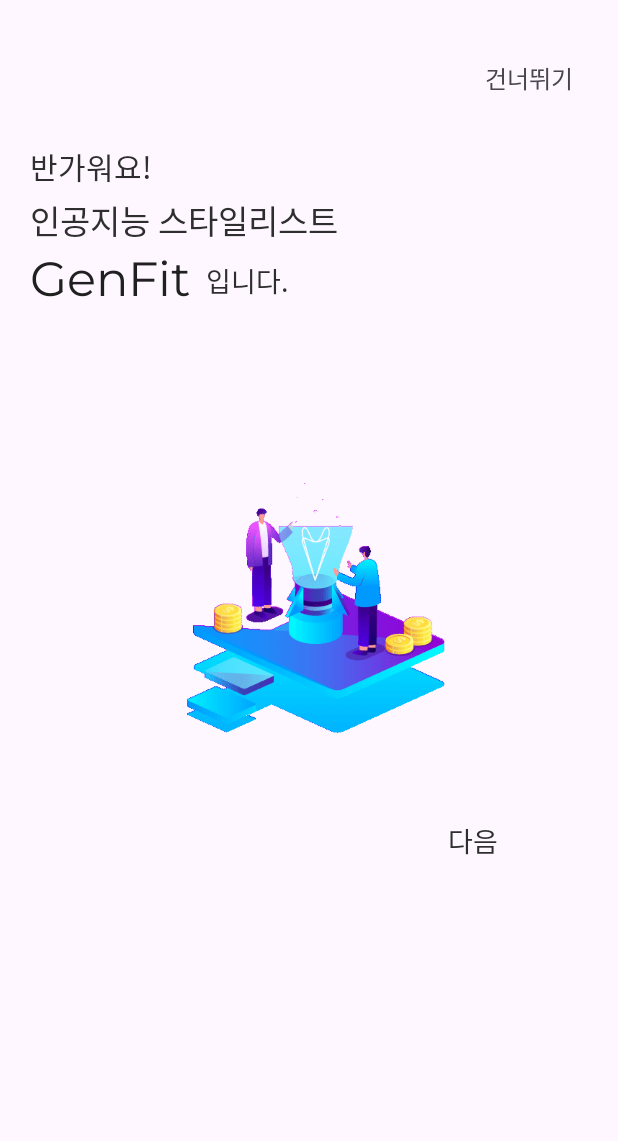
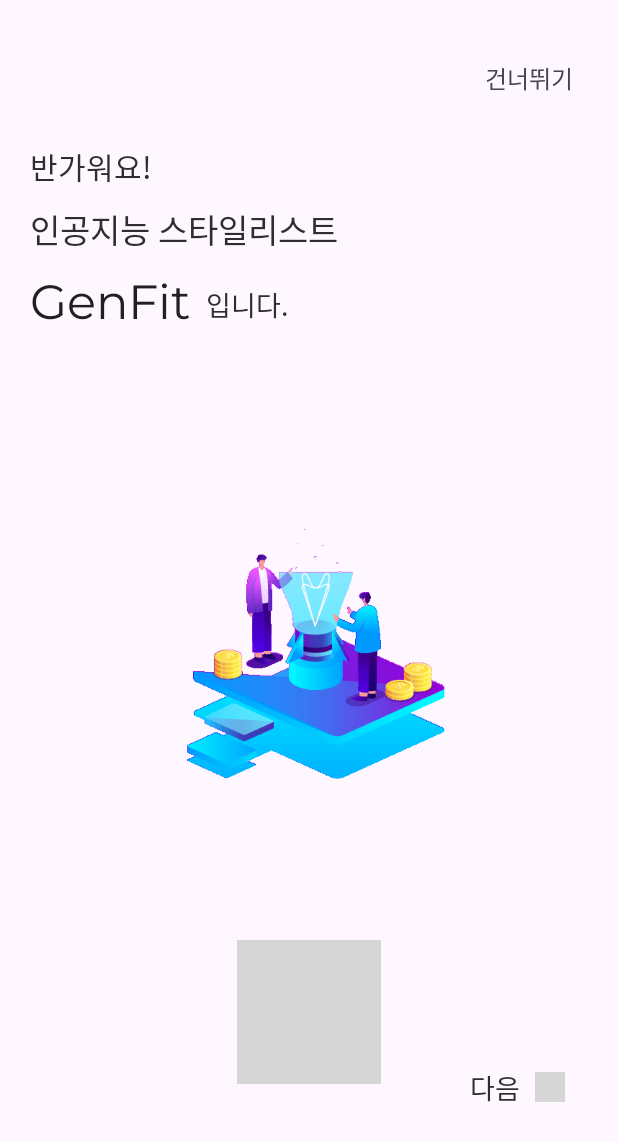
Before and after one commit to wooj1nBot/Genfit, an Android app: the introFirst_Activity screen opened directly, with no data from a screen before it, on a phone screen of 412 x 824 dp. Shown: the top 1141 px of the screen. Run offline under Robolectric (Android 15) with nearby library versions, the phone set to English and light mode, and no system bars; grey boxes are pictures that could not be loaded.

Commit message:
상필 intro

```diff
--- a/app/src/main/res/layout/activity_intro_first.xml
+++ b/app/src/main/res/layout/activity_intro_first.xml
@@ -40,10 +40,10 @@
         android:id="@+id/intro_first_attention2"
         android:layout_width="wrap_content"
         android:layout_height="wrap_content"
+        android:layout_below="@id/intro_first_attention1"
         android:layout_alignParentStart="true"
-        android:layout_alignParentTop="true"
         android:layout_marginStart="20dp"
-        android:layout_marginTop="130dp"
+        android:layout_marginTop="10dp"
         android:fontFamily="@font/pd_light"
         android:gravity="top"
         android:text="인공지능 스타일리스트"
@@ -54,10 +54,11 @@
         android:id="@+id/intro_first_attention3"
         android:layout_width="wrap_content"
         android:layout_height="wrap_content"
+        android:layout_below="@id/intro_first_attention2"
         android:layout_alignParentStart="true"
-        android:layout_alignParentTop="true"
+        android:layout_alignParentTop="false"
         android:layout_marginStart="20dp"
-        android:layout_marginTop="164dp"
+        android:layout_marginTop="10dp"
         android:fontFamily="@font/montserrat_regular"
         android:gravity="top"
         android:lineSpacingExtra="-7sp"
@@ -69,10 +70,11 @@
         android:id="@+id/intro_first_attention4"
         android:layout_width="wrap_content"
         android:layout_height="wrap_content"
+        android:layout_below="@id/intro_first_attention2"
         android:layout_alignParentStart="true"
-        android:layout_alignParentTop="true"
+        android:layout_alignParentTop="false"
         android:layout_marginStart="137dp"
-        android:layout_marginTop="173dp"
+        android:layout_marginTop="20dp"
         android:fontFamily="@font/pd_light"
         android:gravity="top"
         android:text="입니다."
@@ -83,25 +85,54 @@
         android:id="@+id/intro_first_gif"
         android:layout_width="240dp"
         android:layout_height="240dp"
+        android:layout_below="@id/intro_first_attention4"
+        android:layout_alignParentTop="false"
         android:layout_centerHorizontal="true"
-        android:layout_alignParentTop="true"
-        android:layout_marginTop="256dp"
-        android:background="@drawable/intro_image"
-        />
+        android:layout_marginTop="70dp"
+        android:background="@drawable/intro_image" />
 
-    <TextView
+
+    <RelativeLayout
         android:id="@+id/intro_first_next"
         android:layout_width="wrap_content"
         android:layout_height="wrap_content"
         android:layout_alignParentEnd="true"
         android:layout_alignParentBottom="true"
-        android:layout_marginEnd="80dp"
-        android:layout_marginBottom="250dp"
-        android:fontFamily="@font/pd_light"
-        android:gravity="top"
-        android:lineSpacingExtra="-3sp"
-        android:text="다음"
-        android:textColor="#2E2E2E"
-        android:textSize="18sp" />
+        android:layout_marginEnd="15dp"
+        android:clickable="true"
+        android:foreground="?android:attr/selectableItemBackground"
+        android:layout_marginBottom="65dp"
+        android:padding="20dp"
+        android:focusable="true">
+
+
+        <TextView
+            android:id="@+id/intro_first_next_TextView"
+            android:layout_width="wrap_content"
+            android:layout_height="wrap_content"
+            android:fontFamily="@font/pd_light"
+            android:text="다음"
+            android:textColor="#2E2E2E"
+            android:textSize="18sp" />
+
+        <ImageView
+            android:id="@+id/intro_first_next_image"
+            android:layout_width="20dp"
+            android:layout_height="20dp"
+            android:layout_centerVertical="true"
+            android:layout_marginStart="10dp"
+            android:layout_toEndOf="@id/intro_first_next_TextView"
+            android:padding="2dp"
+            app:srcCompat="@drawable/next" />
+    </RelativeLayout>
+
+    <ImageView
+        android:id="@+id/intro_first_next_page1"
+        android:layout_width="wrap_content"
+        android:layout_height="wrap_content"
+        android:layout_below="@id/intro_first_gif"
+        android:layout_centerHorizontal="true"
+        android:layout_marginTop="100dp"
+        app:srcCompat="@drawable/page1" />
 
 </RelativeLayout>
```
